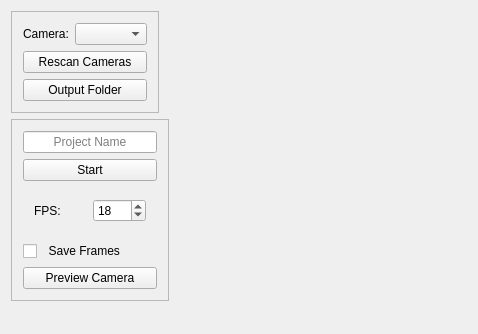
Above: src/forms/mainwindow.ui from vale981/Taevitas before the change. Below: the same form after it.
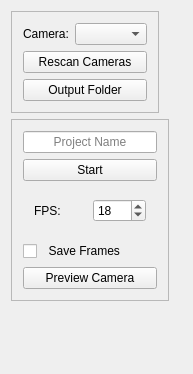
That is the form after the change.

```diff
--- a/src/forms/mainwindow.ui
+++ b/src/forms/mainwindow.ui
@@ -6,10 +6,16 @@
    <rect>
     <x>0</x>
     <y>0</y>
-    <width>478</width>
-    <height>334</height>
+    <width>180</width>
+    <height>374</height>
    </rect>
   </property>
+  <property name="sizePolicy">
+   <sizepolicy hsizetype="Fixed" vsizetype="Fixed">
+    <horstretch>0</horstretch>
+    <verstretch>0</verstretch>
+   </sizepolicy>
+  </property>
   <property name="windowTitle">
    <string>Taevitas</string>
   </property>
```
